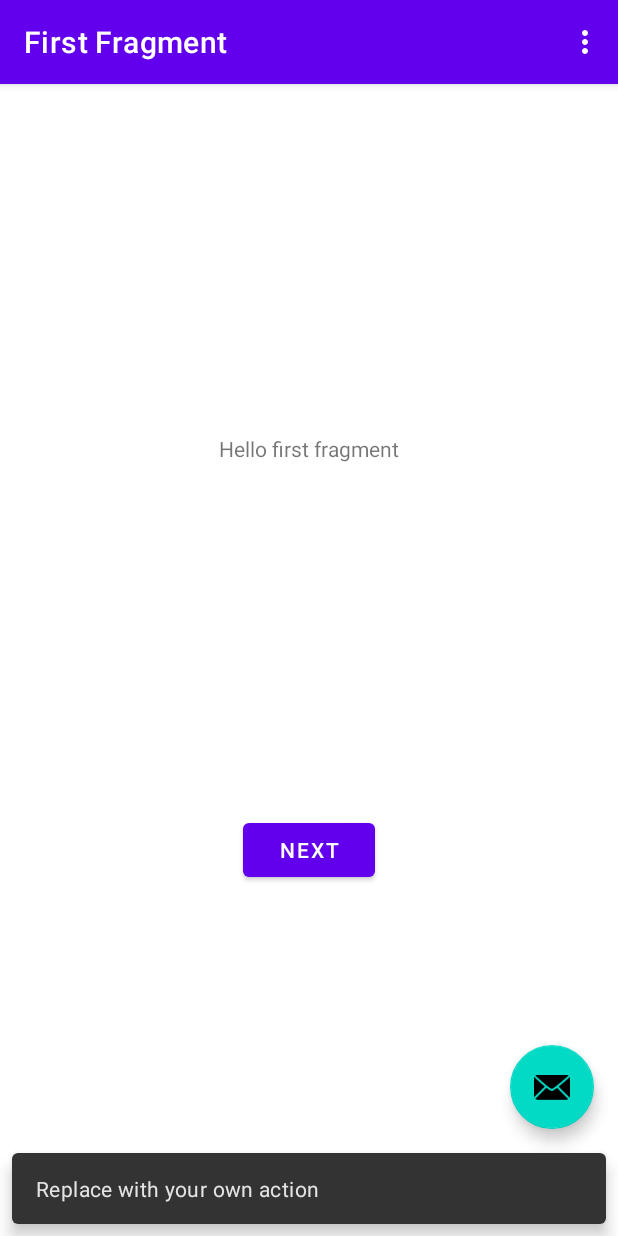
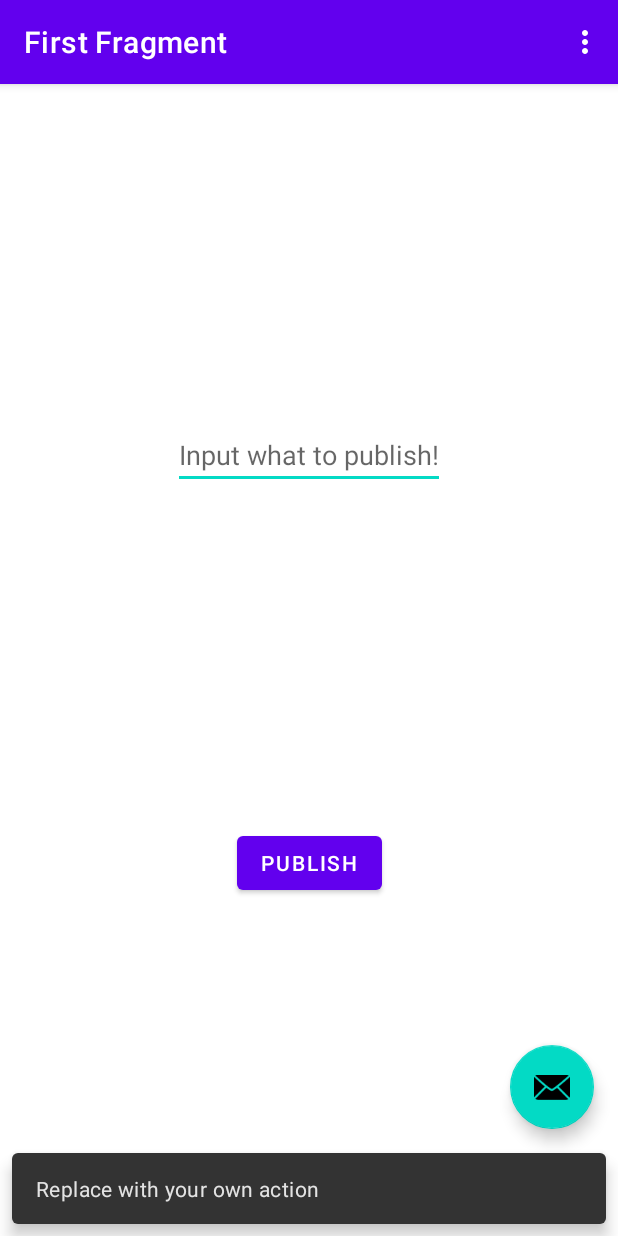
Before and after one commit to SichangHe/Android_MQTT_django_POC, an Android app: the screen it shows after launch (MainActivity), after a tap on an icon or button, on a phone screen of 412 x 824 dp. Run offline under Robolectric (Android 15) with nearby library versions, the phone set to English and light mode, and no system bars; our stand-ins replace navigation-ui; libraries missing offline, so code that uses them is left out: org.eclipse.paho; 1 statement that could not run was skipped.

Commit message:
text input field

```diff
--- a/AndroidMQTTClient/app/src/main/AndroidManifest.xml
+++ b/AndroidMQTTClient/app/src/main/AndroidManifest.xml
@@ -15,7 +15,6 @@
         <activity
                 android:name=".MainActivity"
                 android:exported="true"
-                android:label="@string/app_name"
                 android:theme="@style/Theme.AndroidMQTTClient.NoActionBar">
             <intent-filter>
                 <action android:name="android.intent.action.MAIN" />
--- a/AndroidMQTTClient/app/src/main/java/com/youknowwho/androidmqttclient/FirstFragment.java
+++ b/AndroidMQTTClient/app/src/main/java/com/youknowwho/androidmqttclient/FirstFragment.java
@@ -1,13 +1,13 @@
 package com.youknowwho.androidmqttclient;
 
 import android.os.Bundle;
+import android.util.Log;
 import android.view.LayoutInflater;
 import android.view.View;
 import android.view.ViewGroup;
 
 import androidx.annotation.NonNull;
 import androidx.fragment.app.Fragment;
-import androidx.navigation.fragment.NavHostFragment;
 
 import com.youknowwho.androidmqttclient.databinding.FragmentFirstBinding;
 
@@ -17,7 +17,7 @@ public class FirstFragment extends Fragment {
 
     @Override
     public View onCreateView(
-            LayoutInflater inflater, ViewGroup container,
+            @NonNull LayoutInflater inflater, ViewGroup container,
             Bundle savedInstanceState
     ) {
 
@@ -29,13 +29,12 @@ public class FirstFragment extends Fragment {
     public void onViewCreated(@NonNull View view, Bundle savedInstanceState) {
         super.onViewCreated(view, savedInstanceState);
 
-        binding.buttonFirst.setOnClickListener(new View.OnClickListener() {
-            @Override
-            public void onClick(View view) {
-                NavHostFragment.findNavController(FirstFragment.this)
-                        .navigate(R.id.action_FirstFragment_to_SecondFragment);
-            }
-        });
+        binding.buttonFirst.setOnClickListener(
+                view1 -> {
+                    String text = binding.etMain.getText().toString();
+                    Log.i("Input text", text);
+                }
+        );
     }
 
     @Override
--- a/AndroidMQTTClient/app/src/main/java/com/youknowwho/androidmqttclient/MainActivity.java
+++ b/AndroidMQTTClient/app/src/main/java/com/youknowwho/androidmqttclient/MainActivity.java
@@ -4,7 +4,6 @@ import android.os.Bundle;
 import android.util.Log;
 import android.view.Menu;
 import android.view.MenuItem;
-import android.view.View;
 
 import androidx.appcompat.app.AppCompatActivity;
 import androidx.navigation.NavController;
@@ -20,8 +19,8 @@ import org.eclipse.paho.client.mqttv3.MqttException;
 public class MainActivity extends AppCompatActivity {
 
     MQTTClient client;
+    ActivityMainBinding binding;
     private AppBarConfiguration appBarConfiguration;
-    private ActivityMainBinding binding;
 
     @Override
     protected void onCreate(Bundle savedInstanceState) {
@@ -36,13 +35,8 @@ public class MainActivity extends AppCompatActivity {
         appBarConfiguration = new AppBarConfiguration.Builder(navController.getGraph()).build();
         NavigationUI.setupActionBarWithNavController(this, navController, appBarConfiguration);
 
-        binding.fab.setOnClickListener(new View.OnClickListener() {
-            @Override
-            public void onClick(View view) {
-                Snackbar.make(view, "Replace with your own action", Snackbar.LENGTH_LONG)
-                        .setAction("Action", null).show();
-            }
-        });
+        binding.fab.setOnClickListener(view -> Snackbar.make(view, "Replace with your own action", Snackbar.LENGTH_LONG)
+                .setAction("Action", null).show());
 
         try {
             client = new MQTTClient("tcp://mqtt.fedcampus.eu.org", "0", "django/mqtt", "", "");
--- a/AndroidMQTTClient/app/src/main/res/layout/fragment_first.xml
+++ b/AndroidMQTTClient/app/src/main/res/layout/fragment_first.xml
@@ -6,22 +6,24 @@
         android:layout_height="match_parent"
         tools:context=".FirstFragment">
 
-    <TextView
-            android:id="@+id/textview_first"
+    <EditText
+            android:id="@+id/et_main"
             android:layout_width="wrap_content"
             android:layout_height="wrap_content"
-            android:text="@string/hello_first_fragment"
             app:layout_constraintTop_toTopOf="parent"
             app:layout_constraintStart_toStartOf="parent"
             app:layout_constraintEnd_toEndOf="parent"
-            app:layout_constraintBottom_toTopOf="@id/button_first" />
+            app:layout_constraintBottom_toTopOf="@id/button_first"
+            android:hint="@string/et_main_txt"
+            android:importantForAutofill="no"
+            android:inputType="text" />
 
     <Button
             android:id="@+id/button_first"
             android:layout_width="wrap_content"
             android:layout_height="wrap_content"
-            android:text="@string/next"
-            app:layout_constraintTop_toBottomOf="@id/textview_first"
+            android:text="@string/btn_1_txt"
+            app:layout_constraintTop_toBottomOf="@id/et_main"
             app:layout_constraintStart_toStartOf="parent"
             app:layout_constraintEnd_toEndOf="parent"
             app:layout_constraintBottom_toBottomOf="parent" />
--- a/AndroidMQTTClient/app/src/main/res/values/strings.xml
+++ b/AndroidMQTTClient/app/src/main/res/values/strings.xml
@@ -4,9 +4,9 @@
     <!-- Strings used for fragments for navigation -->
     <string name="first_fragment_label">First Fragment</string>
     <string name="second_fragment_label">Second Fragment</string>
-    <string name="next">Next</string>
     <string name="previous">Previous</string>
 
-    <string name="hello_first_fragment">Hello first fragment</string>
     <string name="hello_second_fragment">Hello second fragment. Arg: %1$s</string>
+    <string name="et_main_txt">Input what to publish!</string>
+    <string name="btn_1_txt">Publish</string>
 </resources>
```
